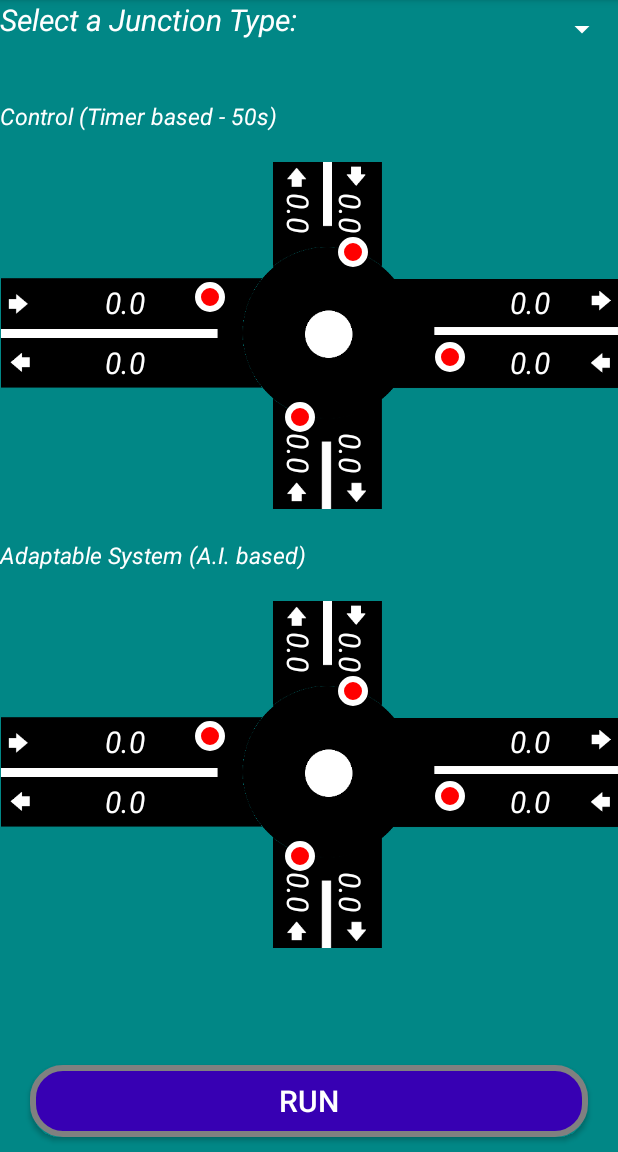
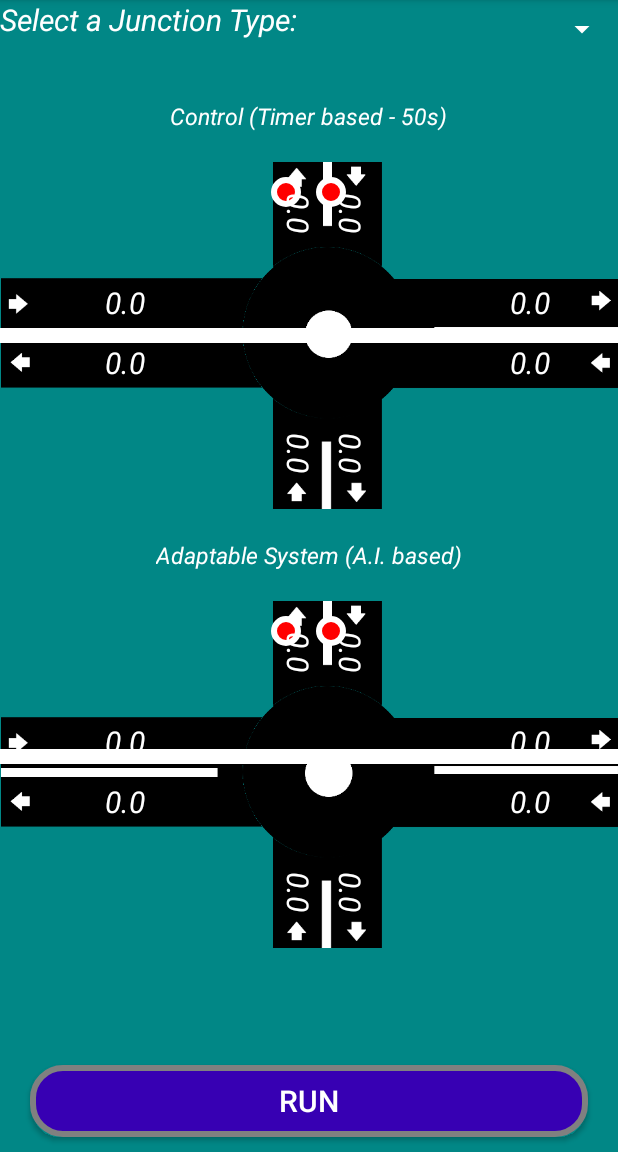
Before and after one commit to Brokoth/TrafficApp, an Android app: the layout simulation_activity_layout.xml on its own in the app's theme, with its tools: preview values and no code run, on a phone screen of 412 x 824 dp, the part 84-1236 px from its top. Run offline under Robolectric (Android 15) with nearby library versions, the phone set to English and light mode, and no system bars.

Commit message:
Update simulation_activity_layout.xml

```diff
--- a/app/src/main/res/layout/simulation_activity_layout.xml
+++ b/app/src/main/res/layout/simulation_activity_layout.xml
@@ -24,7 +24,7 @@
 
             <LinearLayout
                 android:layout_width="match_parent"
-                android:layout_height="wrap_content"
+                android:layout_height="match_parent"
                 android:layout_marginTop="55dp"
                 android:orientation="horizontal">
 
@@ -303,15 +303,17 @@
             <LinearLayout
                 android:id="@+id/roundabout"
                 android:layout_width="match_parent"
-                android:layout_height="wrap_content"
+                android:layout_height="match_parent"
                 android:layout_marginTop="20dp"
                 android:layout_marginBottom="60dp"
+                android:gravity="center_horizontal"
                 android:orientation="vertical"
-                android:visibility="visible">
+                android:visibility="visible"
+                android:weightSum="10">
 
                 <TextView
                     android:layout_width="wrap_content"
-                    android:layout_height="wrap_content"
+                    android:layout_height="0dp"
                     android:layout_weight="1"
                     android:paddingBottom="20dp"
                     android:text="Control (Timer based - 50s)"
@@ -321,50 +323,64 @@
 
                 <RelativeLayout
                     android:layout_width="match_parent"
-                    android:layout_height="wrap_content">
+                    android:layout_height="0dp"
+                    android:layout_weight="4">
 
                     <ImageView
                         android:id="@+id/roundabout_control"
                         android:layout_width="wrap_content"
                         android:layout_height="wrap_content"
+                        android:layout_centerHorizontal="true"
                         android:adjustViewBounds="true"
                         android:scaleType="centerInside"
                         android:src="@drawable/roundabout" />
 
-                    <RelativeLayout
+                    <View
+                        android:id="@+id/horizontal_line_rounda_con"
                         android:layout_width="match_parent"
-                        android:layout_height="match_parent">
+                        android:layout_height="10dp"
+                        android:layout_centerHorizontal="true"
+                        android:layout_centerVertical="true"
+                        android:background="@color/white" />
+
+                    <View
+                        android:id="@+id/vertical_line_rounda_con"
+                        android:layout_width="10dp"
+                        android:layout_height="match_parent"
+                        android:layout_centerHorizontal="true"
+                        android:layout_centerVertical="true"
+                        android:background="@color/white" />
 
                     <TextView
                         android:id="@+id/rounda_con_light_1"
                         android:layout_width="20dp"
                         android:layout_height="20dp"
-                            android:layout_marginLeft="225dp"
-                            android:layout_marginTop="50dp"
+                        android:layout_above="@+id/horizontal_line_rounda_con"
+                        android:layout_toRightOf="@+id/vertical_line_rounda_con"
                         android:background="@drawable/traffic_light_red" />
 
                     <TextView
                         android:id="@+id/rounda_con_light_2"
                         android:layout_width="20dp"
                         android:layout_height="20dp"
-                            android:layout_marginLeft="290dp"
-                            android:layout_marginTop="120dp"
+                        android:layout_below="@+id/horizontal_line_rounda_con"
+                        android:layout_toRightOf="@+id/vertical_line_rounda_con"
                         android:background="@drawable/traffic_light_red" />
 
                     <TextView
                         android:id="@+id/rounda_con_light_3"
                         android:layout_width="20dp"
                         android:layout_height="20dp"
-                            android:layout_marginLeft="190dp"
-                            android:layout_marginTop="160dp"
+                        android:layout_below="@+id/horizontal_line_rounda_con"
+                        android:layout_toLeftOf="@+id/vertical_line_rounda_con"
                         android:background="@drawable/traffic_light_red" />
 
                     <TextView
                         android:id="@+id/rounda_con_light_4"
                         android:layout_width="20dp"
                         android:layout_height="20dp"
-                            android:layout_marginLeft="130dp"
-                            android:layout_marginTop="80dp"
+                        android:layout_above="@+id/horizontal_line_rounda_con"
+                        android:layout_toLeftOf="@+id/vertical_line_rounda_con"
                         android:background="@drawable/traffic_light_red" />
 
 
@@ -459,15 +475,13 @@
                         android:textColor="@color/white"
                         android:textSize="20dp"
                         android:textStyle="italic" />
-
-
-                    </RelativeLayout>
                 </RelativeLayout>
 
                 <TextView
                     android:layout_width="wrap_content"
-                    android:layout_height="wrap_content"
+                    android:layout_height="0dp"
                     android:layout_marginTop="20dp"
+                    android:layout_weight="1"
                     android:paddingBottom="20dp"
                     android:text="Adaptable System (A.I. based)"
                     android:textColor="@color/white"
@@ -476,12 +490,14 @@
 
                 <RelativeLayout
                     android:layout_width="match_parent"
-                    android:layout_height="wrap_content">
+                    android:layout_height="0dp"
+                    android:layout_weight="4">
 
                     <ImageView
                         android:id="@+id/roundabout_ai"
                         android:layout_width="wrap_content"
                         android:layout_height="wrap_content"
+                        android:layout_centerHorizontal="true"
                         android:adjustViewBounds="true"
                         android:scaleType="centerInside"
                         android:src="@drawable/roundabout" />
@@ -489,37 +505,51 @@
                     <RelativeLayout
                         android:layout_width="match_parent"
                         android:layout_height="match_parent">
+                        <View
+                            android:id="@+id/horizontal_line_rounda_ai"
+                            android:layout_width="match_parent"
+                            android:layout_height="10dp"
+                            android:layout_centerHorizontal="true"
+                            android:layout_centerVertical="true"
+                            android:background="@color/white" />
 
+                        <View
+                            android:id="@+id/vertical_line_rounda_ai"
+                            android:layout_width="10dp"
+                            android:layout_height="match_parent"
+                            android:layout_centerHorizontal="true"
+                            android:layout_centerVertical="true"
+                            android:background="@color/white" />
                         <TextView
                             android:id="@+id/rounda_ai_light_1"
                             android:layout_width="20dp"
                             android:layout_height="20dp"
-                            android:layout_marginLeft="225dp"
-                            android:layout_marginTop="50dp"
+                            android:layout_above="@+id/horizontal_line_rounda_ai"
+                            android:layout_toRightOf="@+id/vertical_line_rounda_ai"
                             android:background="@drawable/traffic_light_red" />
 
                         <TextView
                             android:id="@+id/rounda_ai_light_2"
                             android:layout_width="20dp"
                             android:layout_height="20dp"
-                            android:layout_marginLeft="290dp"
-                            android:layout_marginTop="120dp"
+                            android:layout_below="@+id/horizontal_line_rounda_ai"
+                            android:layout_toRightOf="@+id/vertical_line_rounda_ai"
                             android:background="@drawable/traffic_light_red" />
 
                         <TextView
                             android:id="@+id/rounda_ai_light_3"
                             android:layout_width="20dp"
                             android:layout_height="20dp"
-                            android:layout_marginLeft="190dp"
-                            android:layout_marginTop="160dp"
+                            android:layout_below="@+id/horizontal_line_rounda_ai"
+                            android:layout_toLeftOf="@+id/vertical_line_rounda_ai"
                             android:background="@drawable/traffic_light_red" />
 
                         <TextView
                             android:id="@+id/rounda_ai_light_4"
                             android:layout_width="20dp"
                             android:layout_height="20dp"
-                            android:layout_marginLeft="130dp"
-                            android:layout_marginTop="80dp"
+                            android:layout_above="@+id/horizontal_line_rounda_ai"
+                            android:layout_toLeftOf="@+id/vertical_line_rounda_ai"
                             android:background="@drawable/traffic_light_red" />
 
 
```
Lines whose indentation alone changed are shown as unchanged.
